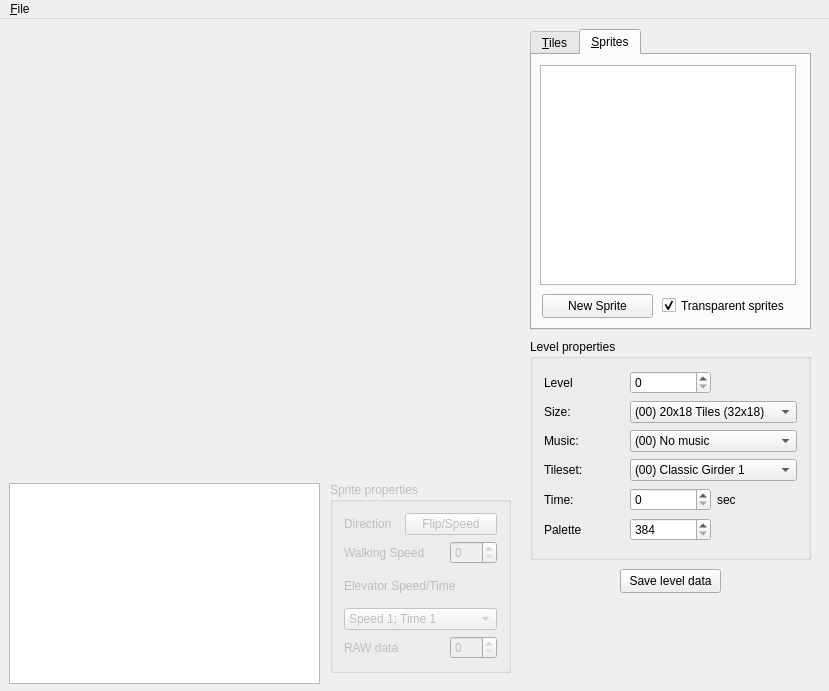
bailli/eDKit, file MainWindow.ui: the form before one commit.
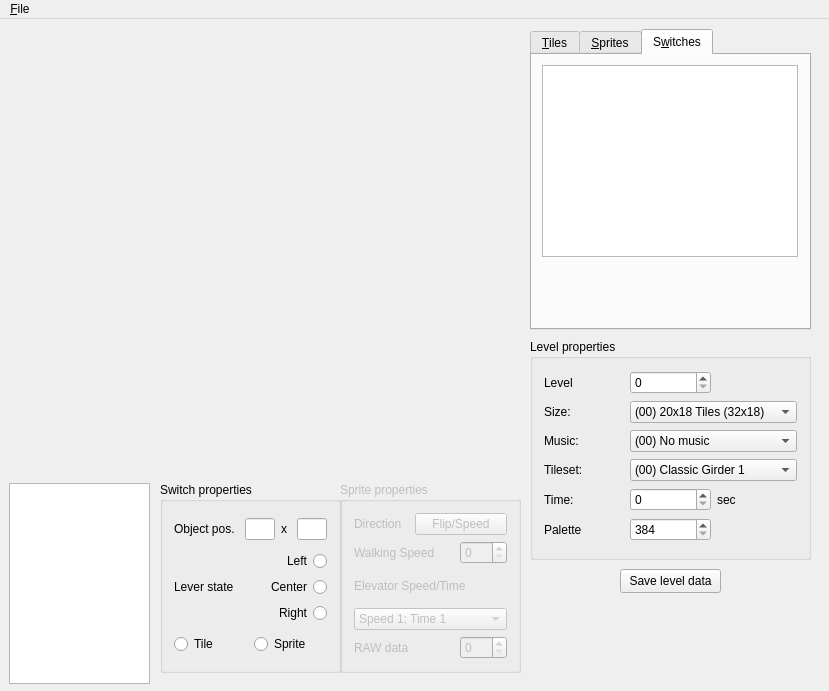
The form after the commit. Custom widgets are drawn as their Qt base class.

Commit message: added switch list and useless switch propterty box new sprite list icons are no longer stretched

Diff of the .ui file:
```diff
--- a/MainWindow.ui
+++ b/MainWindow.ui
@@ -29,7 +29,7 @@
      <rect>
       <x>9</x>
       <y>464</y>
-      <width>311</width>
+      <width>141</width>
       <height>201</height>
      </rect>
     </property>
@@ -63,7 +63,7 @@
      <enum>QTabWidget::Rounded</enum>
     </property>
     <property name="currentIndex">
-     <number>1</number>
+     <number>2</number>
     </property>
     <property name="elideMode">
      <enum>Qt::ElideNone</enum>
@@ -142,6 +142,35 @@
       </property>
      </widget>
     </widget>
+    <widget class="QWidget" name="tabSwitches">
+     <attribute name="title">
+      <string>S&amp;witches</string>
+     </attribute>
+     <widget class="QTreeWidget" name="treSwitches">
+      <property name="geometry">
+       <rect>
+        <x>10</x>
+        <y>10</y>
+        <width>256</width>
+        <height>192</height>
+       </rect>
+      </property>
+      <property name="contextMenuPolicy">
+       <enum>Qt::CustomContextMenu</enum>
+      </property>
+      <property name="headerHidden">
+       <bool>true</bool>
+      </property>
+      <attribute name="headerVisible">
+       <bool>false</bool>
+      </attribute>
+      <column>
+       <property name="text">
+        <string>1</string>
+       </property>
+      </column>
+     </widget>
+    </widget>
    </widget>
    <widget class="QGroupBox" name="groupBox">
     <property name="geometry">
@@ -630,7 +659,7 @@
     </property>
     <property name="geometry">
      <rect>
-      <x>330</x>
+      <x>340</x>
       <y>463</y>
       <width>181</width>
       <height>191</height>
@@ -784,6 +813,173 @@
      </item>
     </layout>
    </widget>
+   <widget class="QGroupBox" name="grpSwitch">
+    <property name="enabled">
+     <bool>true</bool>
+    </property>
+    <property name="geometry">
+     <rect>
+      <x>160</x>
+      <y>463</y>
+      <width>181</width>
+      <height>191</height>
+     </rect>
+    </property>
+    <property name="title">
+     <string>Switch properties</string>
+    </property>
+    <layout class="QVBoxLayout" name="verticalLayout_2">
+     <item>
+      <layout class="QHBoxLayout" name="horizontalLayout">
+       <item>
+        <widget class="QLabel" name="label_8">
+         <property name="text">
+          <string>Object pos.</string>
+         </property>
+        </widget>
+       </item>
+       <item>
+        <widget class="QLineEdit" name="edtSwitchX">
+         <property name="enabled">
+          <bool>true</bool>
+         </property>
+         <property name="maximumSize">
+          <size>
+           <width>30</width>
+           <height>16777215</height>
+          </size>
+         </property>
+         <property name="maxLength">
+          <number>2</number>
+         </property>
+        </widget>
+       </item>
+       <item>
+        <widget class="QLabel" name="label_12">
+         <property name="maximumSize">
+          <size>
+           <width>10</width>
+           <height>16777215</height>
+          </size>
+         </property>
+         <property name="text">
+          <string>x</string>
+         </property>
+        </widget>
+       </item>
+       <item>
+        <widget class="QLineEdit" name="edtSwitchY">
+         <property name="enabled">
+          <bool>true</bool>
+         </property>
+         <property name="maximumSize">
+          <size>
+           <width>30</width>
+           <height>16777215</height>
+          </size>
+         </property>
+         <property name="maxLength">
+          <number>2</number>
+         </property>
+        </widget>
+       </item>
+      </layout>
+     </item>
+     <item>
+      <layout class="QHBoxLayout" name="horizontalLayout_2">
+       <item>
+        <widget class="QLabel" name="label_13">
+         <property name="text">
+          <string>Lever state</string>
+         </property>
+        </widget>
+       </item>
+       <item>
+        <layout class="QVBoxLayout" name="verticalLayout">
+         <item>
+          <widget class="QRadioButton" name="rbtSwitchLeft">
+           <property name="enabled">
+            <bool>true</bool>
+           </property>
+           <property name="layoutDirection">
+            <enum>Qt::RightToLeft</enum>
+           </property>
+           <property name="text">
+            <string>Left</string>
+           </property>
+           <attribute name="buttonGroup">
+            <string notr="true">bgrLeverPos</string>
+           </attribute>
+          </widget>
+         </item>
+         <item>
+          <widget class="QRadioButton" name="rbtSwitchCenter">
+           <property name="enabled">
+            <bool>true</bool>
+           </property>
+           <property name="layoutDirection">
+            <enum>Qt::RightToLeft</enum>
+           </property>
+           <property name="text">
+            <string>Center</string>
+           </property>
+           <attribute name="buttonGroup">
+            <string notr="true">bgrLeverPos</string>
+           </attribute>
+          </widget>
+         </item>
+         <item>
+          <widget class="QRadioButton" name="rbtSwitchRight">
+           <property name="enabled">
+            <bool>true</bool>
+           </property>
+           <property name="layoutDirection">
+            <enum>Qt::RightToLeft</enum>
+           </property>
+           <property name="text">
+            <string>Right</string>
+           </property>
+           <attribute name="buttonGroup">
+            <string notr="true">bgrLeverPos</string>
+           </attribute>
+          </widget>
+         </item>
+        </layout>
+       </item>
+      </layout>
+     </item>
+     <item>
+      <layout class="QHBoxLayout" name="horizontalLayout_3">
+       <item>
+        <widget class="QRadioButton" name="rbtSwitchTile">
+         <property name="enabled">
+          <bool>true</bool>
+         </property>
+         <property name="text">
+          <string>Tile</string>
+         </property>
+         <attribute name="buttonGroup">
+          <string notr="true">bgrObjectType</string>
+         </attribute>
+        </widget>
+       </item>
+       <item>
+        <widget class="QRadioButton" name="rbtSwitchSprite">
+         <property name="enabled">
+          <bool>true</bool>
+         </property>
+         <property name="text">
+          <string>Sprite</string>
+         </property>
+         <attribute name="buttonGroup">
+          <string notr="true">bgrObjectType</string>
+         </attribute>
+        </widget>
+       </item>
+      </layout>
+     </item>
+    </layout>
+   </widget>
   </widget>
   <widget class="QMenuBar" name="menuBar">
    <property name="geometry">
```
Left out of the diff: 7 changed lines with no effect on the pictures. The commit also changes 2 other files.
